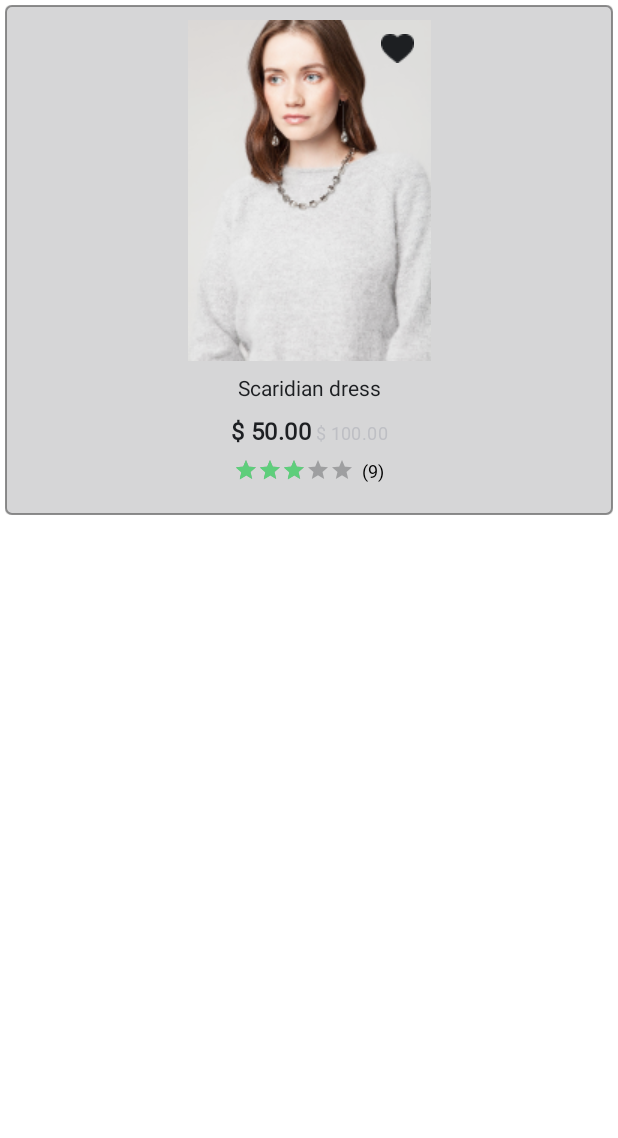
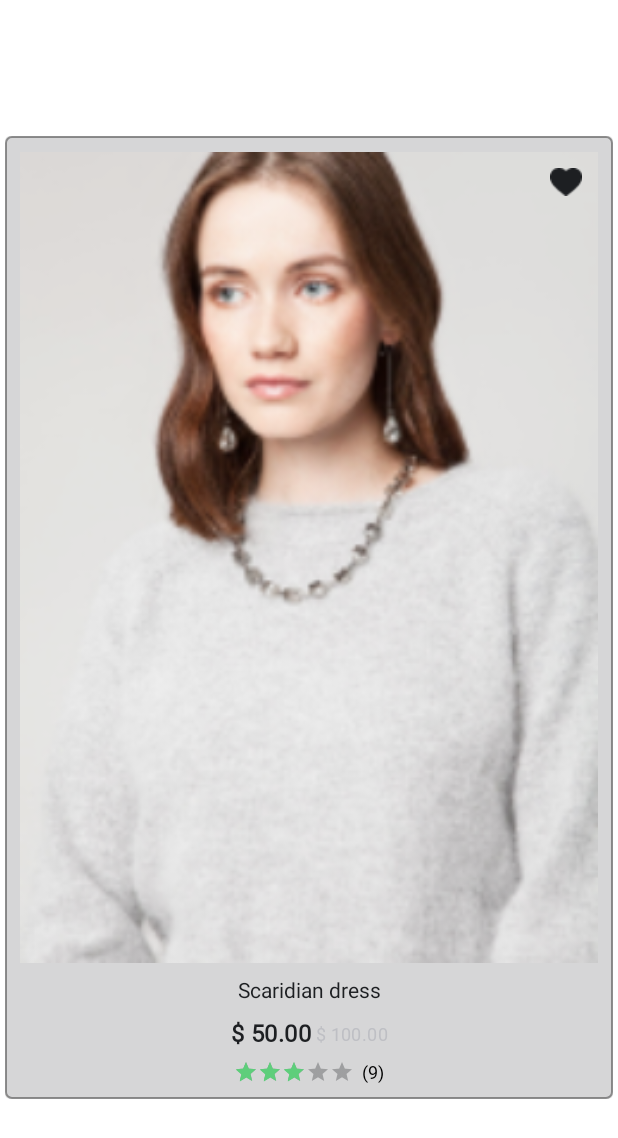
Before and after one commit to Alexei-K/test_catalog, an Android app: the layout item_product.xml on its own in the app's theme, with its tools: preview values and no code run, on a phone screen of 412 x 824 dp. Shown: the top 1138 px of the screen. Run offline under Robolectric (Android 15) with nearby library versions, the phone set to English and light mode, and no system bars.

Commit message:
Fixed UI stuff of items Added spinner for image loading

```diff
--- a/app/build.gradle
+++ b/app/build.gradle
@@ -82,4 +82,7 @@ dependencies {
     //Glide
     implementation 'com.github.bumptech.glide:glide:4.12.0'
     annotationProcessor 'com.github.bumptech.glide:compiler:4.12.0'
+    //Loading spinner for glide
+    implementation "androidx.swiperefreshlayout:swiperefreshlayout:1.1.0"
+
 }
--- a/app/src/main/java/com/kolis/test_catalog_app/data/dress/DressRepository.kt
+++ b/app/src/main/java/com/kolis/test_catalog_app/data/dress/DressRepository.kt
@@ -51,7 +51,7 @@ class DressRepository(context: Context) : DressRepositoryType {
                     if (task.isSuccessful) {
                         val dressModels = ArrayList<DressModel>()
                         for (document in task.result!!) {
-                            Log.d(TAG, document.id + " => " + document.data)
+//                            Log.d(TAG, document.id + " => " + document.data)
                             dressModels.add(fromFirebaseDocument(document))
                         }
                         _allDresses.postValue(dressModels)
--- a/app/src/main/java/com/kolis/test_catalog_app/data/dress/db/DressDatabase.kt
+++ b/app/src/main/java/com/kolis/test_catalog_app/data/dress/db/DressDatabase.kt
@@ -11,11 +11,13 @@ abstract class DressDatabase : RoomDatabase() {
     companion object {
 
         private var INSTANCE: DressDatabase? = null
-        const val VERSION = 1
+        const val VERSION = 2
         private const val DATABASE_NAME = "dress_database"
 
         fun getInstance(context: Context): DressDatabase {
-            INSTANCE = INSTANCE ?: Room.databaseBuilder(context.applicationContext, DressDatabase::class.java, DATABASE_NAME).build()
+            INSTANCE = INSTANCE ?: Room.databaseBuilder(context.applicationContext, DressDatabase::class.java, DATABASE_NAME)
+                .fallbackToDestructiveMigrationFrom(1)
+                .build()
             return INSTANCE!!
         }
     }
--- a/app/src/main/java/com/kolis/test_catalog_app/data/dress/db/DressInCartEntity.kt
+++ b/app/src/main/java/com/kolis/test_catalog_app/data/dress/db/DressInCartEntity.kt
@@ -61,7 +61,7 @@ data class DressInCartEntity(
                 dressId, name, oldPrice, newPrice, isLiked, overallRating, numberOfVotes, timeTill,
                 //TODO implement saving lists to Room DB
                 mutableListOf(), mutableListOf(),
-                description, productCode, category, material, country
+                description, productCode, category, material, country, photoUrl
             ),
             amount,
             size,
--- a/app/src/main/java/com/kolis/test_catalog_app/ui/cart/CartListAdapter.kt
+++ b/app/src/main/java/com/kolis/test_catalog_app/ui/cart/CartListAdapter.kt
@@ -13,6 +13,7 @@ import com.bumptech.glide.Glide
 import com.kolis.test_catalog_app.data.dress.DressInCartModel
 import com.kolis.test_catalog_app.data.dress.DressRepository
 import com.kolis.test_catalog_app.data.dress.DressRepositoryType
+import com.kolis.test_catalog_app.ui.utils.DefaultLoadingSpinner
 import com.kolis.test_catalog_app.util.toDollars
 import java.util.*
 
@@ -48,6 +49,7 @@ class CartListAdapter(private val dressRepository: DressRepositoryType) : Recycl
         fun bind(model: DressInCartModel) {
             Glide.with(image.context)
                 .load(model.dressModel.photoUrl)
+                .placeholder(DefaultLoadingSpinner(image.context))
                 .into(image)
 
             name.text = model.dressModel.name
--- a/app/src/main/java/com/kolis/test_catalog_app/ui/home/dressWatch/WatchDressFragment.kt
+++ b/app/src/main/java/com/kolis/test_catalog_app/ui/home/dressWatch/WatchDressFragment.kt
@@ -15,6 +15,7 @@ import com.kolis.test_catalog_app.data.DressModel
 import com.kolis.test_catalog_app.data.DressSize
 import com.kolis.test_catalog_app.data.dress.DressInCartModel
 import com.kolis.test_catalog_app.data.dress.DressRepository
+import com.kolis.test_catalog_app.ui.utils.DefaultLoadingSpinner
 import com.kolis.test_catalog_app.util.toDollars
 import kotlinx.android.synthetic.main.fragment_watch_dress.*
 import java.util.*
@@ -47,6 +48,7 @@ class WatchDressFragment : Fragment() {
 
         Glide.with(dressImage.context)
             .load(dressModel.photoUrl)
+            .placeholder(DefaultLoadingSpinner(dressImage.context))
             .into(dressImage)
 
         productName.text = dressModel.name
--- /dev/null
+++ b/app/src/main/res/drawable/ic_back.xml
@@ -0,0 +1,5 @@
+<vector android:height="18dp" android:tint="#000000"
+    android:viewportHeight="24" android:viewportWidth="24"
+    android:width="18dp" xmlns:android="http://schemas.android.com/apk/res/android">
+    <path android:fillColor="@android:color/white" android:pathData="M21,11H6.83l3.58,-3.59L9,6l-6,6 6,6 1.41,-1.41L6.83,13H21z"/>
+</vector>
--- a/app/src/main/res/layout/item_product.xml
+++ b/app/src/main/res/layout/item_product.xml
@@ -4,28 +4,33 @@
     xmlns:tools="http://schemas.android.com/tools"
     android:layout_width="match_parent"
     android:layout_height="wrap_content"
-    android:layout_gravity="center_horizontal"
+    android:layout_gravity="center"
     android:layout_margin="3dp"
     android:background="@drawable/dress_item_background">
 
     <ImageView
         android:id="@+id/product_photo"
-        android:layout_width="wrap_content"
+        android:layout_width="match_parent"
         android:layout_height="wrap_content"
-        android:maxHeight="400dp"
         android:layout_marginBottom="8dp"
+        android:adjustViewBounds="true"
         android:src="@drawable/image_test"
         app:layout_constraintBottom_toTopOf="@id/productName"
         app:layout_constraintEnd_toEndOf="parent"
         app:layout_constraintStart_toStartOf="parent"
-        app:layout_constraintTop_toTopOf="parent" />
+        app:layout_constraintTop_toTopOf="parent"
+        app:layout_constraintVertical_chainStyle="packed" />
 
     <ImageView
         android:id="@+id/likePhoto"
-        android:layout_width="22dp"
-        android:layout_height="19dp"
-        android:layout_marginTop="9dp"
-        android:layout_marginEnd="11dp"
+        android:layout_width="42dp"
+        android:layout_height="39dp"
+        android:paddingEnd="5dp"
+        android:paddingStart="15dp"
+        android:paddingTop="5dp"
+        android:paddingBottom="15dp"
+        android:layout_marginTop="5dp"
+        android:layout_marginEnd="5dp"
         android:src="@drawable/like"
         app:layout_constraintEnd_toEndOf="@id/product_photo"
         app:layout_constraintTop_toTopOf="@id/product_photo" />
@@ -81,7 +86,6 @@
         style="?android:attr/ratingBarStyleSmall"
         android:layout_width="wrap_content"
         android:layout_height="wrap_content"
-        android:layout_marginBottom="12dp"
         android:isIndicator="true"
         android:numStars="5"
         android:stepSize="0.1"
@@ -111,15 +115,15 @@
         android:id="@+id/timeRemaining"
         android:layout_width="wrap_content"
         android:layout_height="wrap_content"
-        android:layout_marginBottom="12dp"
         android:fontFamily="@font/roboto"
         android:textColor="@color/red"
         android:textSize="11sp"
         android:visibility="gone"
-        app:layout_constraintBottom_toTopOf="@id/timeRemaining"
+        android:layout_marginTop="12dp"
+        app:layout_constraintBottom_toBottomOf="parent"
         app:layout_constraintEnd_toEndOf="parent"
         app:layout_constraintStart_toStartOf="parent"
-        app:layout_constraintTop_toBottomOf="@id/priceActual"
+        app:layout_constraintTop_toBottomOf="@id/rating"
         tools:text="Remain: 2 days 10h:24m" />
 
 </androidx.constraintlayout.widget.ConstraintLayout>
```
Also changed, not shown: app/src/main/java/com/kolis/test_catalog_app/data/DressModel.kt (+9 -6 lines), app/src/main/java/com/kolis/test_catalog_app/ui/home/DressListAdapter.kt (+37 -4 lines), app/src/main/java/com/kolis/test_catalog_app/ui/utils/DefaultLoadingSpinner.kt (added, +12 -0 lines), app/src/main/res/layout/fragment_watch_dress.xml (+21 -18 lines), app/src/main/res/drawable/ic_close.png (deleted).
